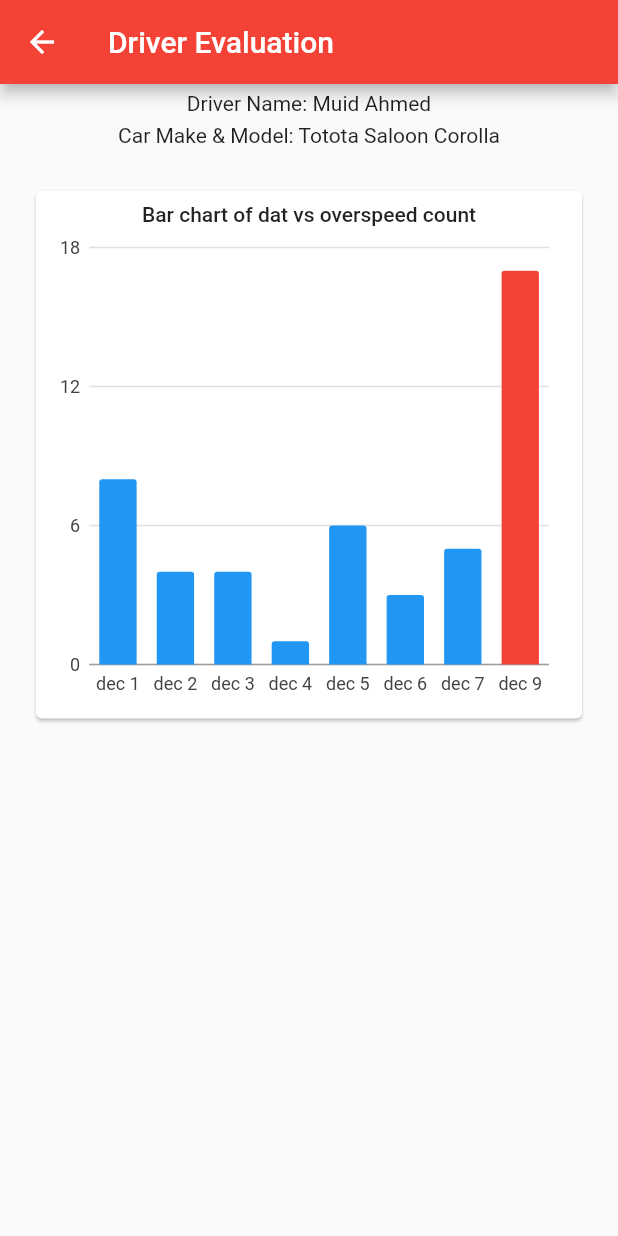
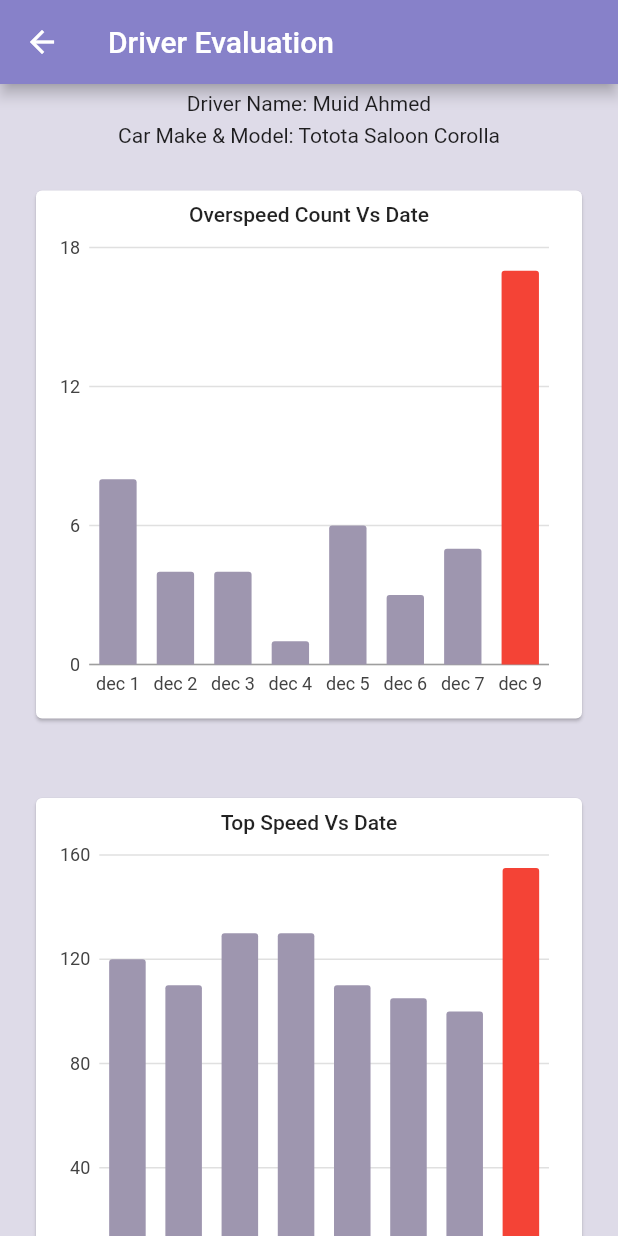
Before and after one commit to Alvi-Ahmed/driverevo, a Flutter app: the ChartPage screen opened directly, on a phone screen of 412 x 824 dp. Run offline on Flutter 3.47's test engine with Material 2 defaults, Android fonts, the phone set to English and light mode, and no system bars; our stand-ins replace awesome_notifications, bloc, charts_flutter, cloud_firestore, dartz, firebase_auth and 6 more; accounts and stored records are empty.

Commit message:
Look into it

```diff
--- a/lib/chart.dart
+++ b/lib/chart.dart
@@ -1,46 +1,52 @@
 // ignore_for_file: prefer_const_constructors
 
+import 'package:driverevo/main.dart';
 import 'package:driverevo/overspedchart.dart';
 import 'package:flutter/material.dart';
 import 'package:charts_flutter/flutter.dart' as charts;
 import 'package:driverevo/overspeedList.dart';
 
-class ChartPage extends StatelessWidget {
+class ChartPage extends StatefulWidget {
+  @override
+  State<ChartPage> createState() => _ChartPageState();
+}
+
+class _ChartPageState extends State<ChartPage> {
   final List<OverspeedList> data = [
     OverspeedList(
       date: "dec 1",
       total: 8,
-      barColor: charts.ColorUtil.fromDartColor(Colors.blue),
+      barColor: charts.ColorUtil.fromDartColor(primaryColor),
     ),
     OverspeedList(
       date: "dec 2",
       total: 4,
-      barColor: charts.ColorUtil.fromDartColor(Colors.blue),
+      barColor: charts.ColorUtil.fromDartColor(primaryColor),
     ),
     OverspeedList(
       date: "dec 3",
       total: 4,
-      barColor: charts.ColorUtil.fromDartColor(Colors.blue),
+      barColor: charts.ColorUtil.fromDartColor(primaryColor),
     ),
     OverspeedList(
       date: "dec 4",
       total: 1,
-      barColor: charts.ColorUtil.fromDartColor(Colors.blue),
+      barColor: charts.ColorUtil.fromDartColor(primaryColor),
     ),
     OverspeedList(
       date: "dec 5",
       total: 6,
-      barColor: charts.ColorUtil.fromDartColor(Colors.blue),
+      barColor: charts.ColorUtil.fromDartColor(primaryColor),
     ),
     OverspeedList(
       date: "dec 6",
       total: 3,
-      barColor: charts.ColorUtil.fromDartColor(Colors.blue),
+      barColor: charts.ColorUtil.fromDartColor(primaryColor),
     ),
     OverspeedList(
       date: "dec 7",
       total: 5,
-      barColor: charts.ColorUtil.fromDartColor(Colors.blue),
+      barColor: charts.ColorUtil.fromDartColor(primaryColor),
     ),
     OverspeedList(
       date: "dec 9",
@@ -48,37 +54,90 @@ class ChartPage extends StatelessWidget {
       barColor: charts.ColorUtil.fromDartColor(Colors.red),
     ),
   ];
+  final List<OverspeedList> data1 = [
+    OverspeedList(
+      date: "dec 1",
+      total: 120,
+      barColor: charts.ColorUtil.fromDartColor(primaryColor),
+    ),
+    OverspeedList(
+      date: "dec 2",
+      total: 110,
+      barColor: charts.ColorUtil.fromDartColor(primaryColor),
+    ),
+    OverspeedList(
+      date: "dec 3",
+      total: 130,
+      barColor: charts.ColorUtil.fromDartColor(primaryColor),
+    ),
+    OverspeedList(
+      date: "dec 4",
+      total: 130,
+      barColor: charts.ColorUtil.fromDartColor(primaryColor),
+    ),
+    OverspeedList(
+      date: "dec 5",
+      total: 110,
+      barColor: charts.ColorUtil.fromDartColor(primaryColor),
+    ),
+    OverspeedList(
+      date: "dec 6",
+      total: 105,
+      barColor: charts.ColorUtil.fromDartColor(primaryColor),
+    ),
+    OverspeedList(
+      date: "dec 7",
+      total: 100,
+      barColor: charts.ColorUtil.fromDartColor(primaryColor),
+    ),
+    OverspeedList(
+      date: "dec 9",
+      total: 155,
+      barColor: charts.ColorUtil.fromDartColor(Colors.red),
+    ),
+  ];
 
   @override
   Widget build(BuildContext context) {
     return Scaffold(
+      backgroundColor: bgColor,
       appBar: AppBar(
-        backgroundColor: Colors.red,
+        backgroundColor: secondaryColor,
         title: Text("Driver Evaluation"),
       ),
-      body: Column(
+      body: SingleChildScrollView(
+        child: Column(
           children: [
             SizedBox(
               height: 5,
             ),
             Text(
               "Driver Name: Muid Ahmed",
-            textAlign: TextAlign.left,
+              // textAlign: TextAlign.left,
             ),
             SizedBox(
               height: 5,
             ),
             Text(
               "Car Make & Model: Totota Saloon Corolla",
-            textAlign: TextAlign.left,
+              // textAlign: TextAlign.left,
             ),
             SizedBox(
               height: 5,
             ),
             OverspedChart(
               data: data,
+              text: "Overspeed Count Vs Date",
+            ),
+            SizedBox(
+              height: 5,
+            ),
+            OverspedChart(
+              data: data1,
+              text: "Top Speed Vs Date",
             ),
           ],
+        ),
       ),
     );
   }
--- a/lib/overspedchart.dart
+++ b/lib/overspedchart.dart
@@ -4,8 +4,9 @@ import 'package:driverevo/overspeedList.dart';
 
 class OverspedChart extends StatelessWidget {
   final List<OverspeedList> data;
+  final String text;
 
-  OverspedChart({required this.data});
+  OverspedChart({required this.data, required this.text});
   @override
   Widget build(BuildContext context) {
     List<charts.Series<OverspeedList, String>> series = [
@@ -25,7 +26,7 @@ class OverspedChart extends StatelessWidget {
           child: Column(
             children: <Widget>[
               Text(
-                "Bar chart of dat vs overspeed count",
+                text,
                 style: Theme.of(context).textTheme.bodyText1,
               ),
               Expanded(
```
Lines whose indentation alone changed are shown as unchanged.
